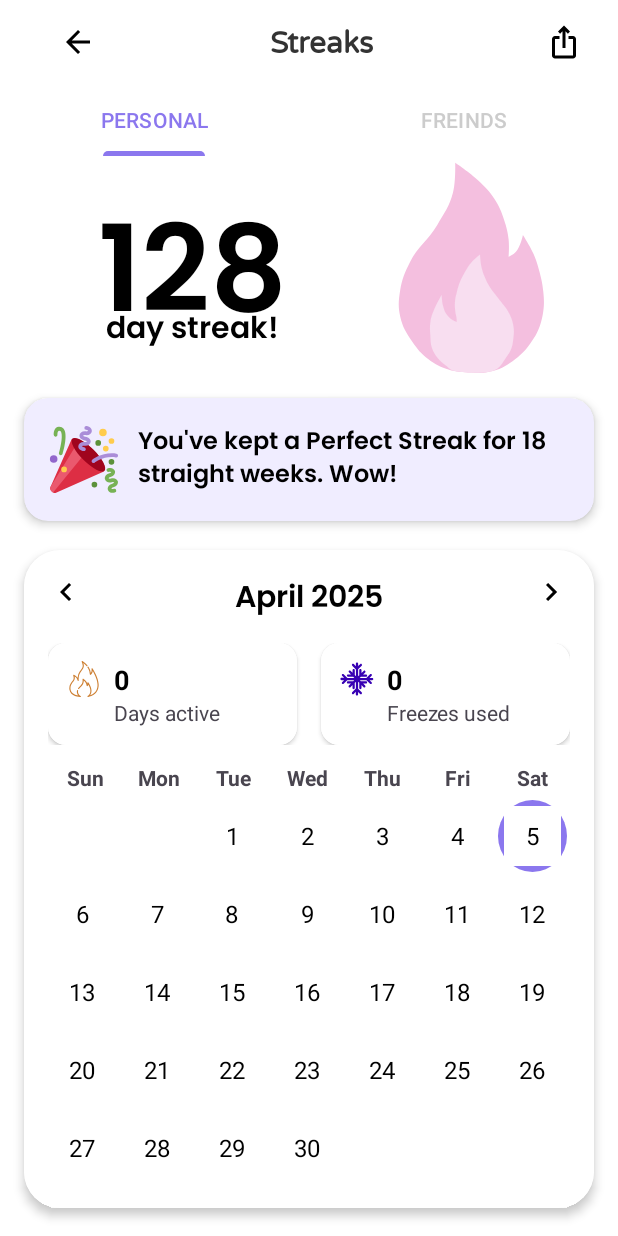
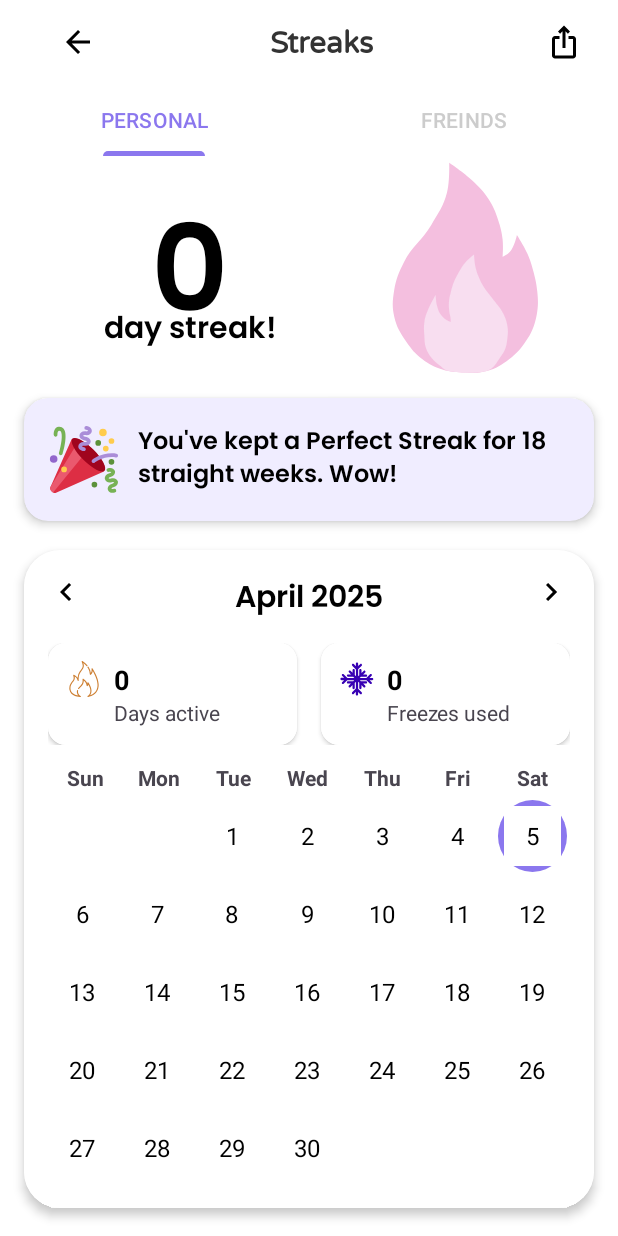
Before and after one commit to dgxy2002/Centsible_frontend, an Android app: the StreaksActivity screen opened directly, with no data from a screen before it, on a phone screen of 412 x 824 dp. Run offline under Robolectric (Android 15) with nearby library versions, the phone set to English and light mode, and no system bars.

Commit message:
streaks fix for phone

```diff
--- a/app/src/main/java/com/example/andyapp/StreaksActivity.java
+++ b/app/src/main/java/com/example/andyapp/StreaksActivity.java
@@ -39,6 +39,8 @@ public class StreaksActivity extends AppCompatActivity {
     private TextView textMonthYear;
     private TextView dayCountText;
     private LocalDate currentDate;
+    private TextView streakNumberText;
+
 
     private Set<LocalDate> completedDates = new HashSet<>();
     private ImageButton btnback;
@@ -58,6 +60,8 @@ public class StreaksActivity extends AppCompatActivity {
         calendarGridView = findViewById(R.id.calendarGridView);
         textMonthYear = findViewById(R.id.textMonthYear);
         dayCountText = findViewById(R.id.textDayCount);
+        streakNumberText = findViewById(R.id.streakNumber);
+
         ImageButton prevButton = findViewById(R.id.buttonPreviousMonth);
         ImageButton nextButton = findViewById(R.id.buttonNextMonth);
         btnback = findViewById(R.id.btn_back);
@@ -91,7 +95,7 @@ public class StreaksActivity extends AppCompatActivity {
         String token = prefs.getString(LoginActivity.TOKENKEY, "");
 
         if (userId.isEmpty() || token.isEmpty()) {
-            Toast.makeText(this, "Missing user ID or token. Please log in again.", Toast.LENGTH_SHORT).show();
+            Toast.makeText(this, "Missing user ID or token. Check log in credentials.", Toast.LENGTH_SHORT).show();
             return;
         }
 
@@ -160,6 +164,9 @@ public class StreaksActivity extends AppCompatActivity {
                 count++;
             }
         }
+        // to update the 128 Day streak
         dayCountText.setText(String.valueOf(count));
+        streakNumberText.setText(String.valueOf(count));
     }
+
 }
--- a/app/src/main/res/layout/activity_streaks.xml
+++ b/app/src/main/res/layout/activity_streaks.xml
@@ -214,9 +214,9 @@
                     <LinearLayout
                         android:layout_width="match_parent"
                         android:layout_height="match_parent"
+                        android:background="@color/centsible_background_color"
                         android:orientation="horizontal"
-                        android:padding="12dp"
-                        android:background="@color/centsible_background_color">
+                        android:padding="12dp">
 
                         <ImageView
                             android:layout_width="24dp"
```
